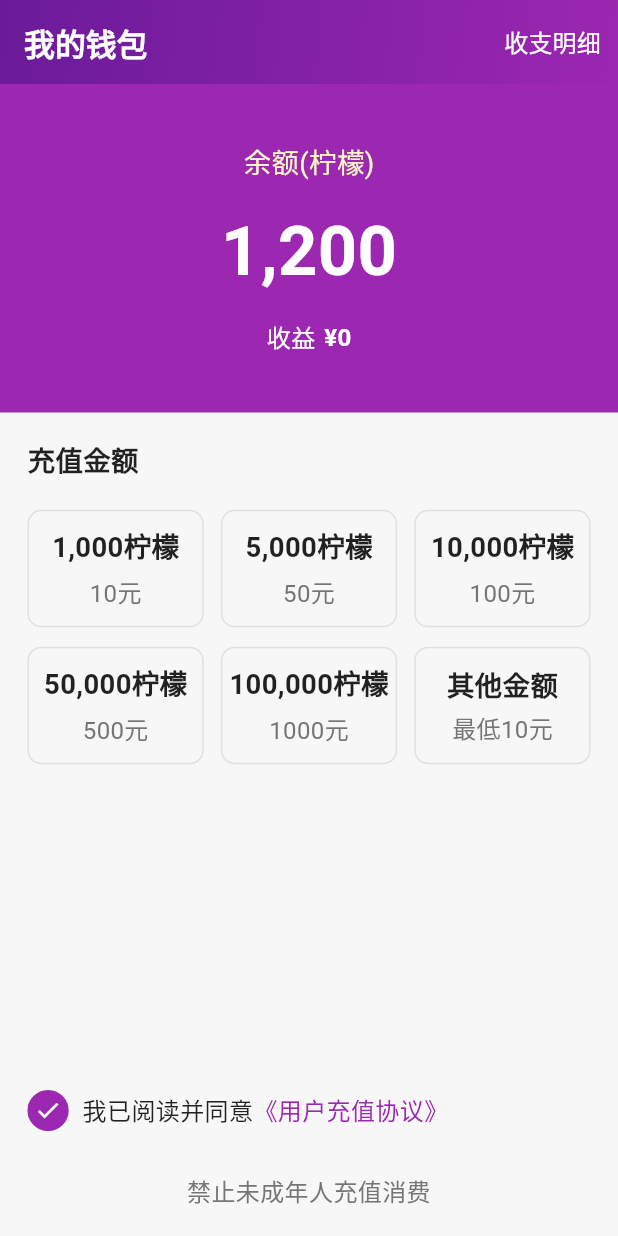
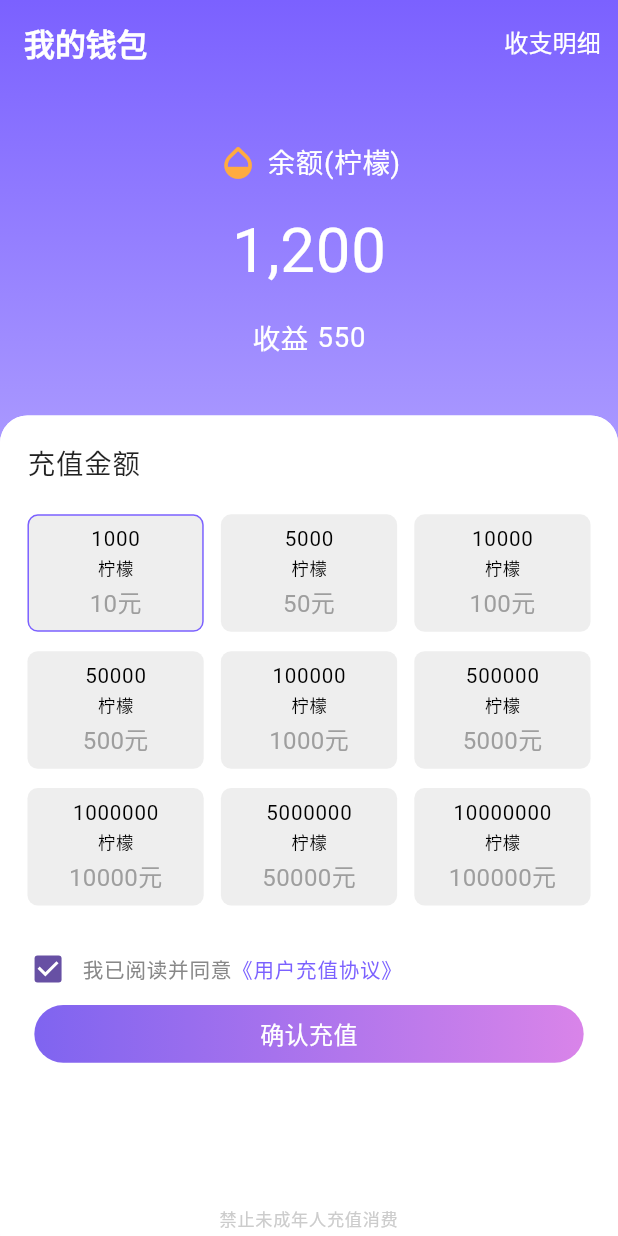
Before and after one commit to operatium/baixinglive, a Flutter app: the Baixing_WalletRechargeScene screen opened by its route, on a phone screen of 412 x 824 dp. Run offline on Flutter 3.47's test engine with Material 3 defaults, Android fonts, the phone set to English and light mode, and no system bars; our stand-ins replace cached_network_image, custom_refresh_indicator, easy_refresh, flutter_screenutil, fluttertoast, go_router and 6 more; missing offline and left inert: flutter_debouncer, flutter_vibrate, window_size; accounts and stored records are empty; Roboto replaces fonts that are missing (PingFang SC).

Commit message:
支付方式

```diff
--- a/lib/api/baixing_api_background.dart
+++ b/lib/api/baixing_api_background.dart
@@ -19,6 +19,25 @@ class Baixing_BackGround {
   }) {
     return BoxDecoration(
       color: Colors.transparent,
+      // 设置圆角
+      borderRadius: BorderRadius.circular(radius),
+      // 设置描边
+      border: Border.all(
+        color: borderColor,
+        width: borderWidth,
+      ),
+    );
+  }
+
+  // 圆角 矩形 描边 背景色
+  static BoxDecoration baixing_getRoundedRectangular_C001({
+    double radius = 20,
+    Color borderColor = Colors.black,
+    double borderWidth = 1,
+    Color backgroundColor = Colors.grey,
+  }) {
+    return BoxDecoration(
+      color: backgroundColor,
       // 设置圆角
       borderRadius: BorderRadius.circular(radius),
       // 设置描边
@@ -67,7 +86,8 @@ class Baixing_BackGround {
   }
 
   //圆角 矩形 实体 水平方向2色渐变
-  static BoxDecoration baixing_getRoundedRectangular_K002() {
+  static BoxDecoration baixing_getRoundedRectangular_K002({double? radius}) {
+    radius = radius?? 16.r;
     return BoxDecoration(
       gradient: LinearGradient(
         colors: [
@@ -81,20 +101,19 @@ class Baixing_BackGround {
           1,
         ],
       ),
-      borderRadius: BorderRadius.all(Radius.circular(16.r)),
+      borderRadius: BorderRadius.all(Radius.circular(radius)),
     );
   }
 
   //矩形 实体 垂直方向2色渐变
-  static BoxDecoration baixing_getRectangularGradient({
-    required Color startColor,
-    required Color endColor,
-}) {
+  static BoxDecoration baixing_getRectangularGradient(int? startColor, int? endColor) {
+    startColor = startColor?? 0xFF41403C;
+    endColor = endColor?? 0xFF232323;
     return BoxDecoration(
       gradient: LinearGradient(
         colors: [
-          Color(0xFF41403C),
-          Color(0xFF232323),
+          Color(startColor),
+          Color(endColor),
         ],
         begin: Alignment.topCenter,
         end: Alignment.bottomCenter,
--- a/lib/scene/baixing_wallet_recharge_scene.dart
+++ b/lib/scene/baixing_wallet_recharge_scene.dart
@@ -1,4 +1,3 @@
-import 'package:flutter/material.dart';
 import '../api/baixing_api.dart';
 import '../api/baixing_api_flutter.dart';
 
@@ -14,29 +13,33 @@ class Baixing_WalletRechargeScene extends StatefulWidget {
   State<StatefulWidget> createState() => _Baixing_WalletRechargeSceneState();
 }
 
-class _Baixing_WalletRechargeSceneState extends State<Baixing_WalletRechargeScene> {
+class _Baixing_WalletRechargeSceneState
+    extends State<Baixing_WalletRechargeScene> {
   final _baixing_debouncer = Debouncer();
   bool _mBaixing_agreementChecked = true;
+  int _mBaixing_selectedOption = 1000;
+  int _mBaixing_selectedPrice = 10;
 
   @override
   Widget build(BuildContext context) {
     return Scaffold(
-      appBar: AppBar(
+      body: SafeArea(
+        child: SingleChildScrollView(
+          // 添加 SingleChildScrollView
+          child: Container(
+            decoration: Baixing_BackGround.baixing_getRectangularGradient(
+              (0xff7B61FF),
+              (0xffffffff),
+            ),
+            child: Column(
+              children: [
+                Container(
+                  child: Column(
+                    children: [
+                      AppBar(
                         foregroundColor: Colors.white,
                         backgroundColor: Colors.transparent,
                         elevation: 0,
-        flexibleSpace: Container(
-          decoration: BoxDecoration(
-            gradient: LinearGradient(
-              begin: Alignment.topLeft,
-              end: Alignment.bottomRight,
-              colors: [
-                Colors.purple.shade800,
-                Colors.purple.shade500,
-              ],
-            ),
-          ),
-        ),
                         title: const Text('我的钱包'),
                         actions: [
                           TextButton(
@@ -48,40 +51,78 @@ class _Baixing_WalletRechargeSceneState extends State<Baixing_WalletRechargeScen
                           ),
                         ],
                       ),
-      body: Column(
+                      _baixing_buildBalanceSection(),
+                    ],
+                  ),
+                ),
+                Container(
+                  decoration: Baixing_BackGround.baixing_getRoundedRectangular(
+                    radius: 16.r,
+                  ),
+                  child: Column(
                     children: [
-          _baixing_buildBalanceSection(),
                       _baixing_buildRechargeOptionsSection(),
-          const Spacer(),
-          _baixing_buildAgreementSection(),
+                      Center(child: _baixing_buildAgreementSection()),
+                      GestureDetector(
+                        onTap: () {
+                          _baixing_pay();
+                        },
+                        child: Container(
+                          width: double.infinity,
+                          margin: EdgeInsets.symmetric(horizontal: 20.w),
+                          padding: EdgeInsets.symmetric(vertical: 6.h),
+                          decoration: Baixing_BackGround.baixing_getRoundedRectangular_K002(radius: 30.r),
+                          child: Text(
+                            '确认充值',
+                            style: Theme.of(context).textTheme.bodyMedium!.copyWith(
+                              color: Colors.white,
+                            ),
+                            textAlign: TextAlign.center,
+                          ),
+                        ),
+                      ),
+                      SizedBox(height: 60.h),
                       _baixing_buildWarningText(),
                     ],
+                  ),
+                ),
+              ],
+            ),
+          ),
+        ),
       ),
     );
   }
 
   // 余额显示区域
   Widget _baixing_buildBalanceSection() {
+    final textTheme = Theme.of(context).textTheme;
     return Container(
       width: double.infinity,
-      color: Colors.purple,
       padding: EdgeInsets.symmetric(vertical: 30.h),
       child: Column(
         children: [
+          Row(
+            mainAxisAlignment: MainAxisAlignment.center,
+            children: [
+              Icon(
+                Icons.opacity_rounded,
+                color: Colors.orangeAccent,
+                size: 24.w,
+              ),
+              SizedBox(width: 5.w),
               Text(
                 '余额(柠檬)',
-            style: TextStyle(
-              color: Colors.yellow[100],
-              fontSize: 16.sp,
+                style: textTheme.bodyLarge!.copyWith(color: Colors.white),
               ),
+            ],
           ),
           SizedBox(height: 10.h),
           Text(
             '1,200',
-            style: TextStyle(
+            style: textTheme.bodyLarge!.copyWith(
               color: Colors.white,
-              fontSize: 40.sp,
-              fontWeight: FontWeight.bold,
+              fontSize: 36.sp,
             ),
           ),
           SizedBox(height: 10.h),
@@ -90,19 +131,12 @@ class _Baixing_WalletRechargeSceneState extends State<Baixing_WalletRechargeScen
             children: [
               Text(
                 '收益',
-                style: TextStyle(
-                  color: Colors.white,
-                  fontSize: 14.sp,
-                ),
+                style: textTheme.bodyLarge!.copyWith(color: Colors.white),
               ),
               SizedBox(width: 5.w),
               Text(
-                '¥0',
-                style: TextStyle(
-                  color: Colors.white,
-                  fontSize: 14.sp,
-                  fontWeight: FontWeight.bold,
-                ),
+                '550',
+                style: textTheme.bodyLarge!.copyWith(color: Colors.white),
               ),
             ],
           ),
@@ -113,18 +147,16 @@ class _Baixing_WalletRechargeSceneState extends State<Baixing_WalletRechargeScen
 
   // 充值选项区域
   Widget _baixing_buildRechargeOptionsSection() {
-    return Padding(
+    final textTheme = Theme.of(context).textTheme;
+    return Container(
+      decoration: Baixing_BackGround.baixing_getRoundedRectangular(
+        radius: 16.r,
+      ),
       padding: EdgeInsets.all(16.w),
       child: Column(
         crossAxisAlignment: CrossAxisAlignment.start,
         children: [
-          Text(
-            '充值金额',
-            style: TextStyle(
-              fontSize: 16.sp,
-              fontWeight: FontWeight.bold,
-            ),
-          ),
+          Text('充值金额', style: textTheme.bodyLarge),
           SizedBox(height: 16.h),
           GridView.count(
             shrinkWrap: true,
@@ -134,12 +166,15 @@ class _Baixing_WalletRechargeSceneState extends State<Baixing_WalletRechargeScen
             mainAxisSpacing: 10.h,
             crossAxisSpacing: 10.w,
             children: [
-              _baixing_buildRechargeOption('1,000柠檬', '10元'),
-              _baixing_buildRechargeOption('5,000柠檬', '50元'),
-              _baixing_buildRechargeOption('10,000柠檬', '100元'),
-              _baixing_buildRechargeOption('50,000柠檬', '500元'),
-              _baixing_buildRechargeOption('100,000柠檬', '1000元'),
-              _baixing_buildRechargeOption('其他金额', '最低10元'),
+              _baixing_buildRechargeOption(1000, 10),
+              _baixing_buildRechargeOption(5000, 50),
+              _baixing_buildRechargeOption(10000, 100),
+              _baixing_buildRechargeOption(50000, 500),
+              _baixing_buildRechargeOption(100000, 1000),
+              _baixing_buildRechargeOption(500000, 5000),
+              _baixing_buildRechargeOption(1000000, 10000),
+              _baixing_buildRechargeOption(5000000, 50000),
+              _baixing_buildRechargeOption(10000000, 100000),
             ],
           ),
         ],
@@ -148,31 +183,44 @@ class _Baixing_WalletRechargeSceneState extends State<Baixing_WalletRechargeScen
   }
 
   // 单个充值选项
-  Widget _baixing_buildRechargeOption(String lemonAmount, String price) {
+  Widget _baixing_buildRechargeOption(int lemonAmount, int price) {
+    final textTheme = Theme.of(context).textTheme;
     return GestureDetector(
-      onTap: () => _baixing_onRechargeOptionSelected(lemonAmount, price),
+      onTap: () {
+        setState(() {
+          _mBaixing_selectedOption = lemonAmount;
+          _mBaixing_selectedPrice = price;
+        });
+      },
       child: Container(
-        decoration: BoxDecoration(
-          border: Border.all(color: Colors.grey[300]!),
-          borderRadius: BorderRadius.circular(8.w),
+        decoration:
+            (_mBaixing_selectedOption == lemonAmount)
+                ? Baixing_BackGround.baixing_getRoundedRectangular_C001(
+                  radius: 6.r,
+                  borderColor: Color(0xFF7B61FF),
+                  backgroundColor: Color(0xFFEEEEEE),
+                )
+                : Baixing_BackGround.baixing_getRoundedRectangular(
+                  radius: 6.r,
+                  color: Color(0xFFEEEEEE),
                 ),
         child: Column(
           mainAxisAlignment: MainAxisAlignment.center,
+          mainAxisSize: MainAxisSize.min,
           children: [
             Text(
-              lemonAmount,
-              style: TextStyle(
-                fontSize: 16.sp,
-                fontWeight: FontWeight.bold,
+              '$lemonAmount',
+              style: textTheme.labelMedium!.copyWith(color: Colors.black),
             ),
+            SizedBox(height: 2.h),
+            Text(
+              '柠檬',
+              style: textTheme.labelSmall!.copyWith(color: Colors.black),
             ),
-            SizedBox(height: 4.h),
+            SizedBox(height: 2.h),
             Text(
-              price,
-              style: TextStyle(
-                fontSize: 14.sp,
-                color: Colors.grey[600],
-              ),
+              '$price元',
+              style: textTheme.bodyMedium!.copyWith(color: Colors.grey),
             ),
           ],
         ),
@@ -182,40 +230,32 @@ class _Baixing_WalletRechargeSceneState extends State<Baixing_WalletRechargeScen
 
   // 协议同意区域
   Widget _baixing_buildAgreementSection() {
+    final textTheme = Theme.of(context).textTheme;
     return Padding(
       padding: EdgeInsets.symmetric(horizontal: 16.w, vertical: 8.h),
       child: Row(
         children: [
-          GestureDetector(
-            onTap: _baixing_toggleAgreement,
-            child: Container(
+          Container(
             width: 24.w,
             height: 24.w,
-              decoration: BoxDecoration(
-                shape: BoxShape.circle,
-                color: _mBaixing_agreementChecked ? Colors.purple : Colors.transparent,
-                border: Border.all(
-                  color: _mBaixing_agreementChecked ? Colors.purple : Colors.grey,
-                ),
-              ),
-              child: _mBaixing_agreementChecked
-                  ? Icon(Icons.check, color: Colors.white, size: 16.w)
-                  : null,
+            child: Checkbox(
+              value: _mBaixing_agreementChecked,
+              onChanged: (value) {
+                setState(() {
+                  _mBaixing_agreementChecked = !_mBaixing_agreementChecked;
+                });
+              },
             ),
           ),
           SizedBox(width: 8.w),
-          Text(
-            '我已阅读并同意',
-            style: TextStyle(fontSize: 14.sp),
-          ),
+          Text('我已阅读并同意', style: textTheme.labelMedium),
           GestureDetector(
-            onTap: _baixing_showAgreement,
+            onTap: () {
+              baixing_showUrlDialog(context, "https://www.163.com");
+            },
             child: Text(
               '《用户充值协议》',
-              style: TextStyle(
-                fontSize: 14.sp,
-                color: Colors.purple,
-              ),
+              style: textTheme.labelMedium!.copyWith(color: Color(0xff7B61FF)),
             ),
           ),
         ],
@@ -229,10 +269,7 @@ class _Baixing_WalletRechargeSceneState extends State<Baixing_WalletRechargeScen
       padding: EdgeInsets.all(16.w),
       child: Text(
         '禁止未成年人充值消费',
-        style: TextStyle(
-          fontSize: 14.sp,
-          color: Colors.grey[600],
-        ),
+        style: Theme.of(context).textTheme.labelSmall,
         textAlign: TextAlign.center,
       ),
     );
@@ -244,26 +281,20 @@ class _Baixing_WalletRechargeSceneState extends State<Baixing_WalletRechargeScen
   }
 
   // 选择充值选项
-  void _baixing_onRechargeOptionSelected(String lemonAmount, String price) {
+  void _baixing_pay() {
     if (!_mBaixing_agreementChecked) {
       Baixing_Toast.show('请先同意用户充值协议');
       return;
     }
 
-    Baixing_Toast.show('选择了$lemonAmount，价格$price');
-    // 这里可以添加实际的充值逻辑
-  }
-
-  // 切换协议同意状态
-  void _baixing_toggleAgreement() {
-    setState(() {
-      _mBaixing_agreementChecked = !_mBaixing_agreementChecked;
-    });
-  }
-
-  // 显示协议内容
-  void _baixing_showAgreement() {
-    Baixing_Toast.show('查看用户充值协议');
-    // 这里可以添加显示协议的逻辑
+    // 显示充值确认对话框
+    baixing_showRechargeConfirmDialog(
+      context: context,
+      amount: _mBaixing_selectedPrice,
+      lemonAmount: _mBaixing_selectedOption,
+      onConfirm: (paymentMethod) {
+        Baixing_Toast.show('使用$paymentMethod支付了$_mBaixing_selectedPrice元');
+      },
+    );
   }
 }
--- a/lib/widget/baixing_tag_card_widget.dart
+++ b/lib/widget/baixing_tag_card_widget.dart
@@ -34,10 +34,7 @@ class Baixing_TagCardWidget extends StatelessWidget {
           children: [
             Container(
               padding: EdgeInsets.symmetric(horizontal: 10.w, vertical: 10.w),
-              decoration: Baixing_BackGround.baixing_getRectangularGradient(
-                startColor:  Color(0xFF41403C),
-                endColor: Color(0xFF232323),
-              ),
+              decoration: Baixing_BackGround.baixing_getRectangularGradient((0xFF41403C),(0xFF232323),),
               child: Row(
                 children: [
                   mbaixing_is_lock
```
Also changed, not shown: lib/api/baixing_api_dialog.dart (+23 -0 lines), lib/dialog/baixing_recharge_confirm_dialog.dart (added, +223 -0 lines), rules.txt (+15 -1 lines), changelog.txt, 3 other files. Lines whose indentation alone changed are shown as unchanged.
